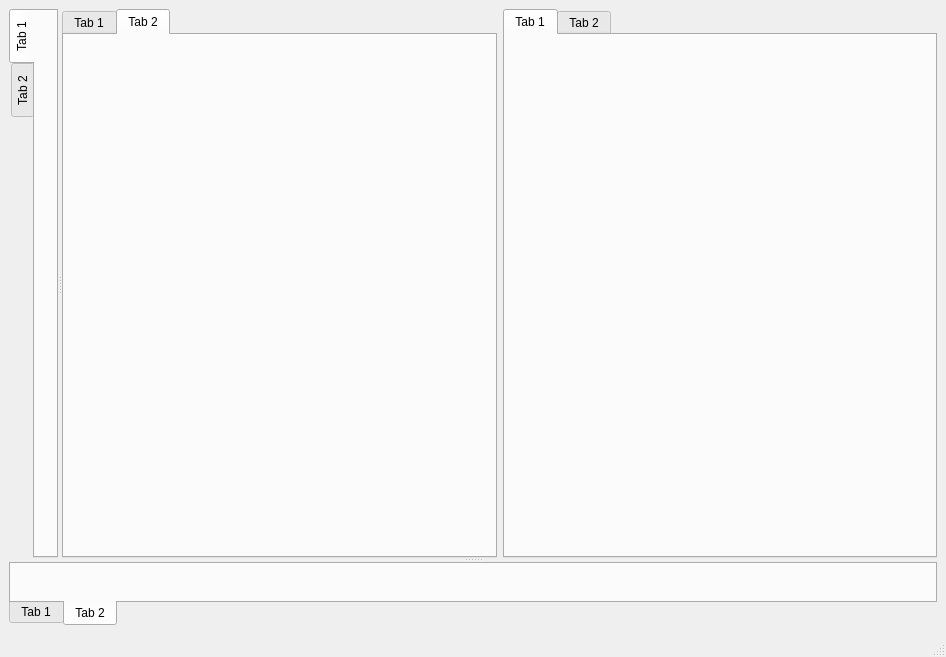
This is RedPandaIDE/mainwindow.ui in royqh1979/RedPanda-CPP as Qt 5 draws it before an edit. The edited form follows.
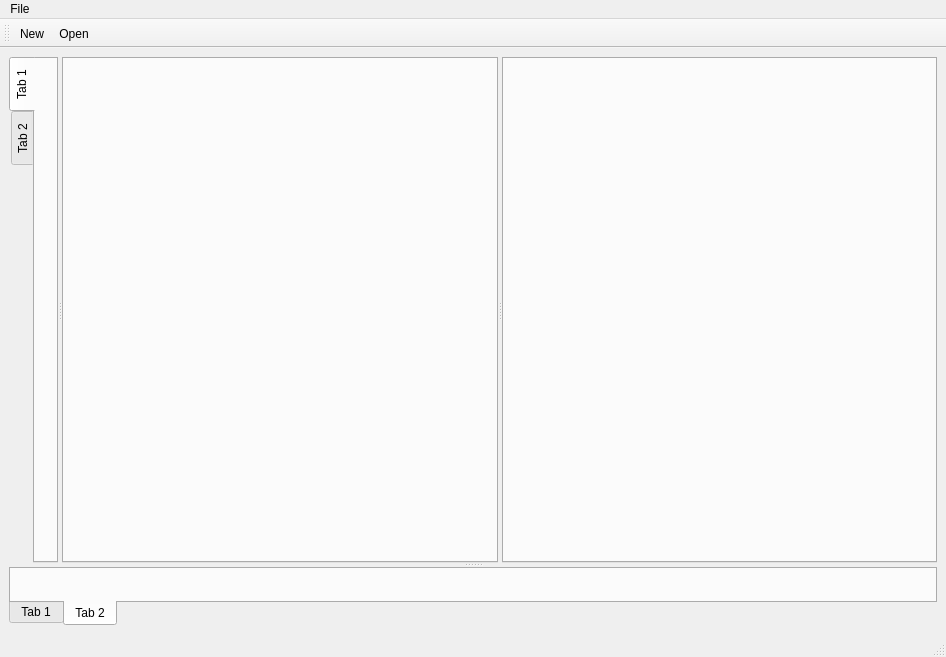
This is the edited form.

```diff
--- a/RedPandaIDE/mainwindow.ui
+++ b/RedPandaIDE/mainwindow.ui
@@ -63,39 +63,17 @@
            </property>
            <layout class="QVBoxLayout" name="verticalLayout_2">
             <item>
-             <layout class="QHBoxLayout" name="horizontalLayout_2">
-              <item>
-               <widget class="QTabWidget" name="tabWidget_3">
-                <property name="currentIndex">
-                 <number>1</number>
-                </property>
-                <widget class="QWidget" name="tab_5">
-                 <attribute name="title">
-                  <string>Tab 1</string>
-                 </attribute>
-                </widget>
-                <widget class="QWidget" name="tab_6">
-                 <attribute name="title">
-                  <string>Tab 2</string>
-                 </attribute>
-                </widget>
-               </widget>
-              </item>
-              <item>
-               <widget class="QTabWidget" name="tabWidget_4">
-                <widget class="QWidget" name="tab_7">
-                 <attribute name="title">
-                  <string>Tab 1</string>
-                 </attribute>
-                </widget>
-                <widget class="QWidget" name="tab_8">
-                 <attribute name="title">
-                  <string>Tab 2</string>
-                 </attribute>
-                </widget>
-               </widget>
-              </item>
-             </layout>
+             <widget class="QSplitter" name="EditorPanelSplitter">
+              <property name="orientation">
+               <enum>Qt::Horizontal</enum>
+              </property>
+              <widget class="QTabWidget" name="EditorTabsLeft">
+               <property name="currentIndex">
+                <number>-1</number>
+               </property>
+              </widget>
+              <widget class="QTabWidget" name="EditorTabsRight"/>
+             </widget>
             </item>
            </layout>
           </widget>
@@ -140,8 +118,39 @@
      <height>25</height>
     </rect>
    </property>
+   <widget class="QMenu" name="menuFile">
+    <property name="title">
+     <string>File</string>
+    </property>
+    <addaction name="actionNew"/>
+    <addaction name="actionOpen"/>
+   </widget>
+   <addaction name="menuFile"/>
   </widget>
   <widget class="QStatusBar" name="statusbar"/>
+  <widget class="QToolBar" name="toolBar">
+   <property name="windowTitle">
+    <string>toolBar</string>
+   </property>
+   <attribute name="toolBarArea">
+    <enum>TopToolBarArea</enum>
+   </attribute>
+   <attribute name="toolBarBreak">
+    <bool>false</bool>
+   </attribute>
+   <addaction name="actionNew"/>
+   <addaction name="actionOpen"/>
+  </widget>
+  <action name="actionNew">
+   <property name="text">
+    <string>New</string>
+   </property>
+  </action>
+  <action name="actionOpen">
+   <property name="text">
+    <string>Open...</string>
+   </property>
+  </action>
  </widget>
  <resources/>
  <connections/>
```
Left out of the diff: 2 changed lines with no effect on the pictures.
